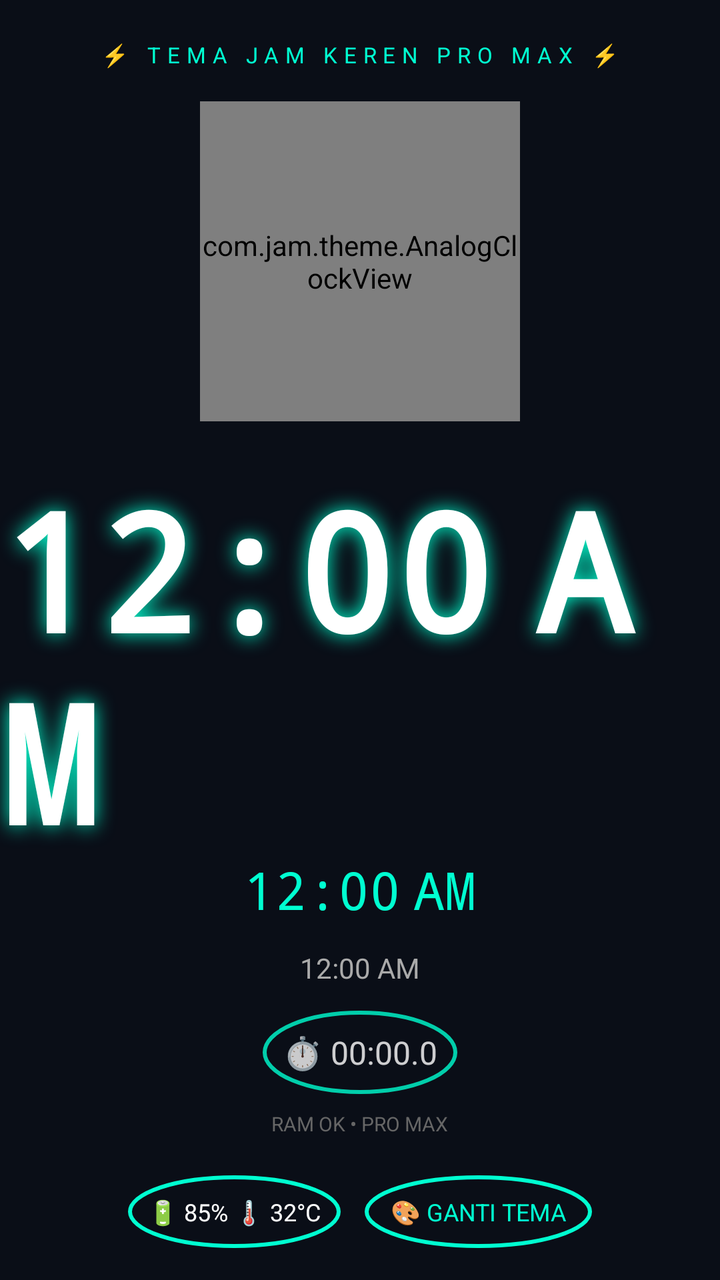
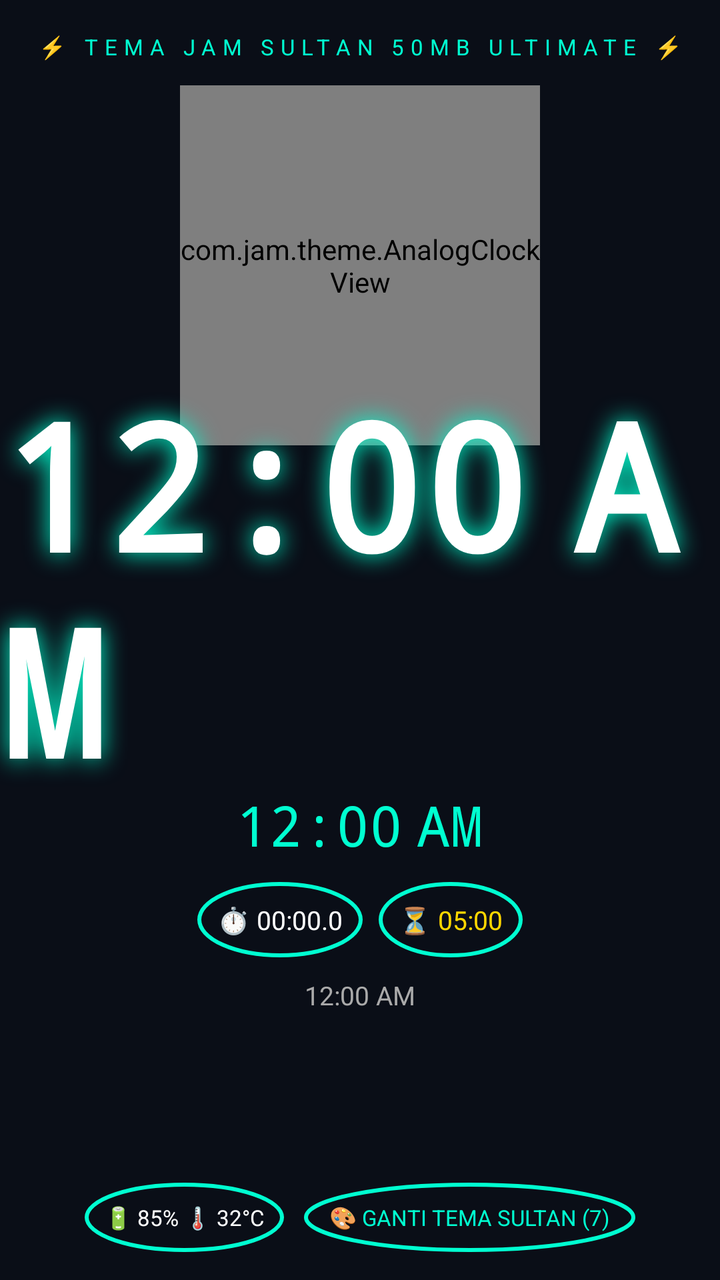

The first picture is an Android layout as it rendered before a commit; the second is the same layout after the commit. The layout source and the unified diff follow.
<!-- AndroidManifest.xml: application theme Theme.AppCompat.NoActionBar -->
<!-- res/layout/activity_main.xml -->
<?xml version="1.0" encoding="utf-8"?>
<androidx.constraintlayout.widget.ConstraintLayout xmlns:android="http://schemas.android.com/apk/res/android"
    xmlns:app="http://schemas.android.com/apk/res-auto"
    android:id="@+id/root"
    android:layout_width="match_parent" android:layout_height="match_parent"
    android:background="#0A0E17">

    <TextView android:id="@+id/labelTop" android:layout_width="wrap_content" android:layout_height="wrap_content"
        android:text="⚡ TEMA JAM KEREN PRO MAX ⚡" android:textColor="#00FFD1" android:textSize="11sp" android:letterSpacing="0.3"
        app:layout_constraintTop_toTopOf="parent" app:layout_constraintStart_toStartOf="parent"
        app:layout_constraintEnd_toEndOf="parent" android:layout_marginTop="20dp"/>

    <com.jam.theme.AnalogClockView android:id="@+id/analog" android:layout_width="160dp" android:layout_height="160dp"
        app:layout_constraintTop_toBottomOf="@id/labelTop" app:layout_constraintStart_toStartOf="parent"
        app:layout_constraintEnd_toEndOf="parent" android:layout_marginTop="16dp"/>

    <LinearLayout android:id="@+id/clockBox" android:layout_width="0dp" android:layout_height="wrap_content"
        android:orientation="vertical" android:gravity="center"
        app:layout_constraintTop_toBottomOf="@id/analog" app:layout_constraintBottom_toTopOf="@id/bottomBar"
        app:layout_constraintStart_toStartOf="parent" app:layout_constraintEnd_toEndOf="parent">

        <TextClock android:id="@+id/clockHour" android:layout_width="wrap_content" android:layout_height="wrap_content"
            android:format24Hour="HH:mm" android:text="21:34" android:textSize="82sp" android:textColor="#FFF"
            android:fontFamily="monospace" android:textStyle="bold" android:shadowColor="#00FFD1"
            android:shadowRadius="25" android:shadowDx="0" android:shadowDy="0"/>

        <TextClock android:layout_width="wrap_content" android:layout_height="wrap_content"
            android:format24Hour=":ss" android:text=":12" android:textSize="26sp" android:textColor="#00FFD1"
            android:fontFamily="monospace" android:layout_marginTop="-8dp"/>

        <TextClock android:layout_width="wrap_content" android:layout_height="wrap_content"
            android:format24Hour="EEEE, dd MMMM yyyy" android:text="Senin, 12 Oktober 2026"
            android:textSize="14sp" android:textColor="#AAA" android:layout_marginTop="12dp"/>

        <TextView android:id="@+id/stopwatch" android:layout_width="wrap_content" android:layout_height="wrap_content"
            android:text="⏱️ 00:00.0" android:textSize="16sp" android:textColor="#FFF" android:alpha="0.8"
            android:padding="10dp" android:layout_marginTop="12dp"
            android:background="@drawable/circle_neon"/>

        <TextView android:id="@+id/extraInfo" android:layout_width="wrap_content" android:layout_height="wrap_content"
            android:text="RAM OK • PRO MAX" android:textColor="#666" android:textSize="10sp" android:layout_marginTop="8dp"/>
    </LinearLayout>

    <LinearLayout android:id="@+id/bottomBar" android:layout_width="0dp" android:layout_height="wrap_content"
        android:orientation="horizontal" android:gravity="center" android:layout_marginBottom="16dp"
        app:layout_constraintBottom_toBottomOf="parent" app:layout_constraintStart_toStartOf="parent"
        app:layout_constraintEnd_toEndOf="parent">

        <TextView android:id="@+id/battery" android:layout_width="wrap_content" android:layout_height="wrap_content"
            android:text="🔋 85% 🌡️ 32°C" android:textColor="#FFF" android:textSize="12sp"
            android:padding="10dp" android:background="@drawable/circle_neon" android:layout_marginEnd="12dp"/>

        <TextView android:id="@+id/btnTheme" android:layout_width="wrap_content" android:layout_height="wrap_content"
            android:text=" 🎨 GANTI TEMA " android:textColor="#00FFD1" android:textSize="12sp" android:padding="10dp"
            android:background="@drawable/circle_neon"/>
    </LinearLayout>
</androidx.constraintlayout.widget.ConstraintLayout>
<!-- resources referenced by this layout -->
<resources>
  <!-- drawable circle_neon (drawable) -->
  <shape xmlns:android="http://schemas.android.com/apk/res/android" android:shape="oval"><stroke android:width="2dp" android:color="#00FFD1"/><solid android:color="#00000000"/></shape>
</resources>

<!-- the commit's change to res/layout/activity_main.xml (unified diff, before → after) -->
@@ -1,18 +1,18 @@
 <?xml version="1.0" encoding="utf-8"?>
 <androidx.constraintlayout.widget.ConstraintLayout xmlns:android="http://schemas.android.com/apk/res/android"
     xmlns:app="http://schemas.android.com/apk/res-auto"
-    android:id="@+id/root"
-    android:layout_width="match_parent" android:layout_height="match_parent"
+    android:id="@+id/root" android:layout_width="match_parent" android:layout_height="match_parent"
     android:background="#0A0E17">
 
-    <TextView android:id="@+id/labelTop" android:layout_width="wrap_content" android:layout_height="wrap_content"
-        android:text="⚡ TEMA JAM KEREN PRO MAX ⚡" android:textColor="#00FFD1" android:textSize="11sp" android:letterSpacing="0.3"
+    <TextView android:id="@+id/labelTop" android:layout_width="0dp" android:layout_height="wrap_content"
+        android:text="⚡ TEMA JAM SULTAN 50MB ULTIMATE ⚡" android:textColor="#00FFD1" android:textSize="11sp"
+        android:gravity="center" android:letterSpacing="0.3"
         app:layout_constraintTop_toTopOf="parent" app:layout_constraintStart_toStartOf="parent"
-        app:layout_constraintEnd_toEndOf="parent" android:layout_marginTop="20dp"/>
+        app:layout_constraintEnd_toEndOf="parent" android:layout_marginTop="16dp"/>
 
-    <com.jam.theme.AnalogClockView android:id="@+id/analog" android:layout_width="160dp" android:layout_height="160dp"
+    <com.jam.theme.AnalogClockView android:id="@+id/analog" android:layout_width="180dp" android:layout_height="180dp"
         app:layout_constraintTop_toBottomOf="@id/labelTop" app:layout_constraintStart_toStartOf="parent"
-        app:layout_constraintEnd_toEndOf="parent" android:layout_marginTop="16dp"/>
+        app:layout_constraintEnd_toEndOf="parent" android:layout_marginTop="12dp"/>
 
     <LinearLayout android:id="@+id/clockBox" android:layout_width="0dp" android:layout_height="wrap_content"
         android:orientation="vertical" android:gravity="center"
@@ -20,38 +20,40 @@
         app:layout_constraintStart_toStartOf="parent" app:layout_constraintEnd_toEndOf="parent">
 
         <TextClock android:id="@+id/clockHour" android:layout_width="wrap_content" android:layout_height="wrap_content"
-            android:format24Hour="HH:mm" android:text="21:34" android:textSize="82sp" android:textColor="#FFF"
-            android:fontFamily="monospace" android:textStyle="bold" android:shadowColor="#00FFD1"
-            android:shadowRadius="25" android:shadowDx="0" android:shadowDy="0"/>
+            android:format24Hour="HH:mm" android:text="21:34" android:textSize="88sp" android:textColor="#FFF"
+            android:fontFamily="monospace" android:textStyle="bold" android:shadowColor="#00FFD1" android:shadowRadius="30"/>
 
         <TextClock android:layout_width="wrap_content" android:layout_height="wrap_content"
-            android:format24Hour=":ss" android:text=":12" android:textSize="26sp" android:textColor="#00FFD1"
-            android:fontFamily="monospace" android:layout_marginTop="-8dp"/>
+            android:format24Hour=":ss" android:text=":12" android:textSize="28sp" android:textColor="#00FFD1"
+            android:fontFamily="monospace" android:layout_marginTop="-10dp"/>
+
+        <LinearLayout android:layout_width="wrap_content" android:layout_height="wrap_content" android:orientation="horizontal" android:layout_marginTop="10dp">
+            <TextView android:id="@+id/stopwatch" android:layout_width="wrap_content" android:layout_height="wrap_content"
+                android:text="⏱️ 00:00.0" android:textColor="#FFF" android:textSize="13sp" android:padding="10dp"
+                android:background="@drawable/circle_neon" android:layout_marginEnd="8dp"/>
+            <TextView android:id="@+id/timer" android:layout_width="wrap_content" android:layout_height="wrap_content"
+                android:text="⏳ 05:00" android:textColor="#FFD700" android:textSize="13sp" android:padding="10dp"
+                android:background="@drawable/circle_neon"/>
+        </LinearLayout>
 
         <TextClock android:layout_width="wrap_content" android:layout_height="wrap_content"
-            android:format24Hour="EEEE, dd MMMM yyyy" android:text="Senin, 12 Oktober 2026"
-            android:textSize="14sp" android:textColor="#AAA" android:layout_marginTop="12dp"/>
+            android:format24Hour="EEEE, dd MMMM yyyy" android:text="Senin, 12 Okt 2026" android:textSize="13sp"
+            android:textColor="#AAA" android:layout_marginTop="10dp"/>
 
-        <TextView android:id="@+id/stopwatch" android:layout_width="wrap_content" android:layout_height="wrap_content"
-            android:text="⏱️ 00:00.0" android:textSize="16sp" android:textColor="#FFF" android:alpha="0.8"
-            android:padding="10dp" android:layout_marginTop="12dp"
-            android:background="@drawable/circle_neon"/>
-
-        <TextView android:id="@+id/extraInfo" android:layout_width="wrap_content" android:layout_height="wrap_content"
-            android:text="RAM OK • PRO MAX" android:textColor="#666" android:textSize="10sp" android:layout_marginTop="8dp"/>
+        <TextView android:id="@+id/extraInfo" android:layout_width="0dp" android:layout_height="wrap_content"
+            android:text="Loading..." android:textColor="#666" android:textSize="10sp" android:gravity="center"
+            android:layout_marginTop="6dp" android:layout_marginStart="20dp" android:layout_marginEnd="20dp"/>
     </LinearLayout>
 
     <LinearLayout android:id="@+id/bottomBar" android:layout_width="0dp" android:layout_height="wrap_content"
-        android:orientation="horizontal" android:gravity="center" android:layout_marginBottom="16dp"
+        android:orientation="horizontal" android:gravity="center" android:layout_marginBottom="14dp"
         app:layout_constraintBottom_toBottomOf="parent" app:layout_constraintStart_toStartOf="parent"
         app:layout_constraintEnd_toEndOf="parent">
-
         <TextView android:id="@+id/battery" android:layout_width="wrap_content" android:layout_height="wrap_content"
-            android:text="🔋 85% 🌡️ 32°C" android:textColor="#FFF" android:textSize="12sp"
-            android:padding="10dp" android:background="@drawable/circle_neon" android:layout_marginEnd="12dp"/>
-
+            android:text="🔋 85% 🌡️ 32°C" android:textColor="#FFF" android:textSize="11sp" android:padding="10dp"
+            android:background="@drawable/circle_neon" android:layout_marginEnd="10dp"/>
         <TextView android:id="@+id/btnTheme" android:layout_width="wrap_content" android:layout_height="wrap_content"
-            android:text=" 🎨 GANTI TEMA " android:textColor="#00FFD1" android:textSize="12sp" android:padding="10dp"
-            android:background="@drawable/circle_neon"/>
+            android:text=" 🎨 GANTI TEMA SULTAN (7) " android:textColor="#00FFD1" android:textSize="11sp"
+            android:padding="10dp" android:background="@drawable/circle_neon"/>
     </LinearLayout>
 </androidx.constraintlayout.widget.ConstraintLayout>
